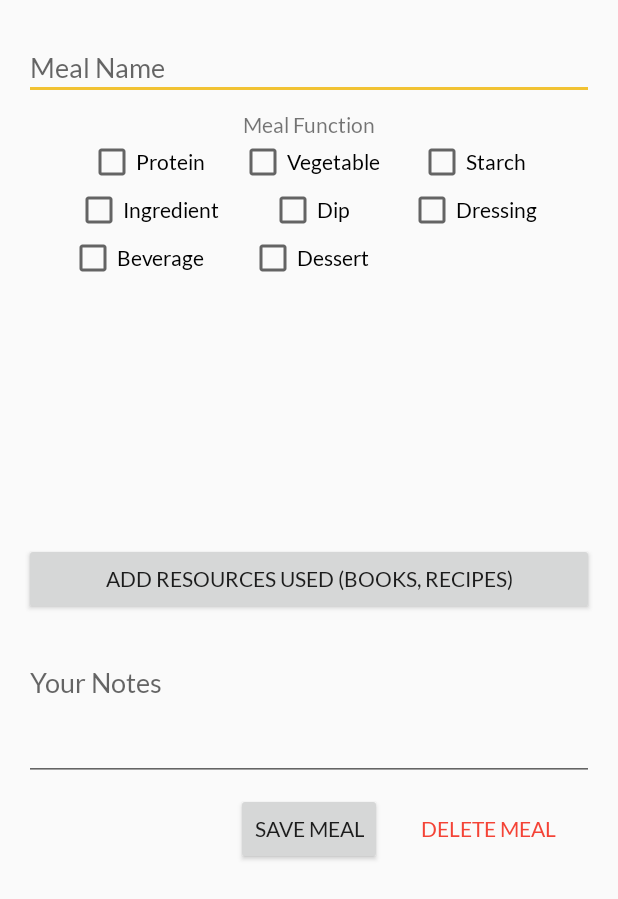
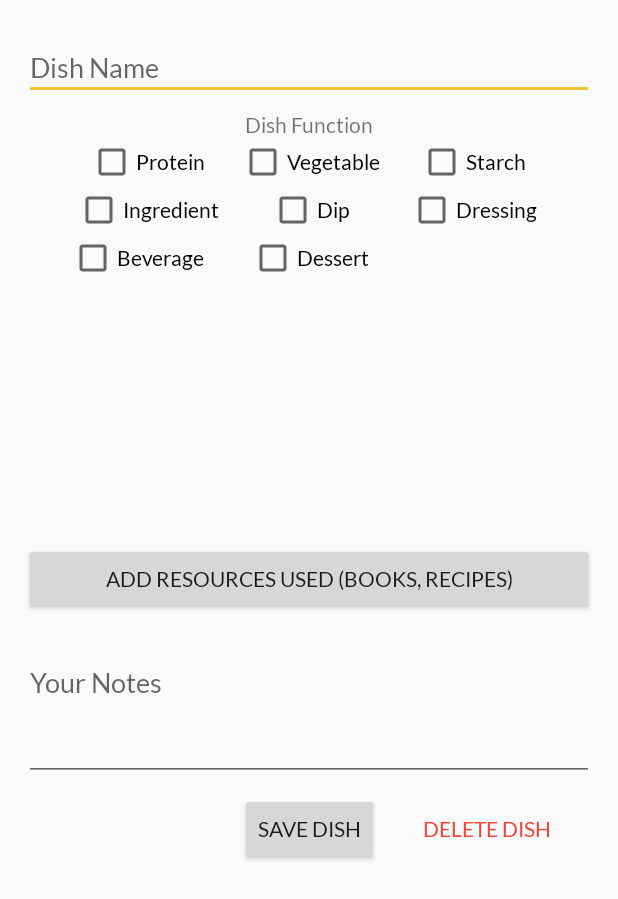
Before and after one commit to gcrosti/Brine, an Android app: the layout fragment_meal_editor.xml on its own in the app's theme, with its tools: preview values and no code run, on a phone screen of 412 x 824 dp. Shown: the top 899 px of the screen. Run offline under Robolectric (Android 15) with nearby library versions, the phone set to English and light mode, and no system bars.

Commit message:
Firebase storage fix, minor design changes

```diff
--- a/app/src/main/java/com/gdc/recipebook/database/Repository.kt
+++ b/app/src/main/java/com/gdc/recipebook/database/Repository.kt
@@ -6,6 +6,7 @@ import androidx.lifecycle.LiveData
 import androidx.lifecycle.MutableLiveData
 import com.gdc.recipebook.database.dataclasses.*
 import kotlinx.coroutines.*
+import java.util.*
 
 object Repository {
 
--- a/app/src/main/java/com/gdc/recipebook/screens/mealeditor/viewModel/MealEditorViewModel.kt
+++ b/app/src/main/java/com/gdc/recipebook/screens/mealeditor/viewModel/MealEditorViewModel.kt
@@ -168,6 +168,7 @@ class MealEditorViewModel(): ViewModel() {
     }
 
     fun onSave() {
+        mealName = mealName.capitalize()
         uiScope.launch {
 
                 val thisMeal = Meal(
--- a/app/src/main/res/layout/fragment_meal.xml
+++ b/app/src/main/res/layout/fragment_meal.xml
@@ -40,7 +40,7 @@
             <androidx.viewpager.widget.ViewPager
                 android:id="@+id/imageViewPager"
                 android:layout_width="match_parent"
-                android:layout_height="300dp"
+                android:layout_height="400dp"
                 app:layout_constraintTop_toBottomOf="@+id/recipeTitle"
                 app:layout_constraintBottom_toTopOf="@+id/recipeFunction" />
 
@@ -49,7 +49,7 @@
                 android:layout_width="match_parent"
                 android:layout_height="wrap_content"
                 android:layout_margin="@dimen/marginLarge"
-                android:text="@string/mealFunction"
+                android:text="@string/dishFunction"
                 android:textSize="18sp"
                 android:textStyle="bold"
                 app:layout_constraintEnd_toEndOf="parent"
@@ -69,7 +69,7 @@
                 app:layout_constraintStart_toStartOf="parent"
                 app:layout_constraintTop_toBottomOf="@+id/resourcesMealRecyclerView"
                 app:layout_constraintBottom_toBottomOf="parent"
-                android:layout_marginHorizontal="@dimen/marginLarge"/>
+                android:layout_margin="@dimen/marginLarge"/>
 
             <androidx.recyclerview.widget.RecyclerView
                 android:id="@+id/resourcesMealRecyclerView"
--- a/app/src/main/res/layout/fragment_meal_editor.xml
+++ b/app/src/main/res/layout/fragment_meal_editor.xml
@@ -26,7 +26,7 @@
             android:layout_width="0dp"
             android:layout_height="wrap_content"
             android:ems="10"
-            android:hint="@string/mealName"
+            android:hint="@string/dishName"
             android:inputType="textPersonName"
             app:layout_constraintEnd_toEndOf="parent"
             app:layout_constraintStart_toStartOf="parent"
@@ -41,7 +41,7 @@
             android:layout_width="wrap_content"
             android:layout_height="wrap_content"
             android:layout_marginVertical="8dp"
-            android:text="@string/functionTitleNewMeal"
+            android:text="@string/functionTitleNewDish"
             app:layout_constraintEnd_toEndOf="parent"
             app:layout_constraintStart_toStartOf="parent"
             app:layout_constraintTop_toBottomOf="@+id/editName" />
@@ -142,7 +142,7 @@
             android:autofillHints=""
             android:ems="10"
             android:gravity="start|top"
-            android:hint="@string/mealResources"
+            android:hint="@string/dishResources"
             android:inputType="textMultiLine"
             android:lines="@integer/notesLines"
             android:text="@{mealEditorViewModel.mealNotes}"
@@ -155,7 +155,7 @@
             android:id="@+id/saveRecipeButton"
             android:layout_width="wrap_content"
             android:layout_height="wrap_content"
-            android:text="@string/saveMeal"
+            android:text="@string/saveDish"
             app:layout_constraintBottom_toBottomOf="parent"
             app:layout_constraintEnd_toEndOf="parent"
             app:layout_constraintStart_toStartOf="parent"
@@ -168,7 +168,7 @@
             android:layout_width="wrap_content"
             android:layout_height="wrap_content"
             android:background="#00FFFFFF"
-            android:text="@string/deleteMeal"
+            android:text="@string/deleteDish"
             android:textColor="@color/deleteColor"
             app:layout_constraintBottom_toBottomOf="parent"
             app:layout_constraintEnd_toEndOf="parent"
--- a/app/src/main/res/layout/fragment_welcome.xml
+++ b/app/src/main/res/layout/fragment_welcome.xml
@@ -31,7 +31,7 @@
         android:id="@+id/welcomeButton"
         android:layout_width="wrap_content"
         android:layout_height="wrap_content"
-        android:text="@string/saveFirstMeal"
+        android:text="@string/saveFirstDish"
         app:layout_constraintEnd_toEndOf="parent"
         app:layout_constraintStart_toStartOf="parent"
         app:layout_constraintTop_toBottomOf="@+id/welcomeText"
--- a/app/src/main/res/layout/view_newmeal_dialog.xml
+++ b/app/src/main/res/layout/view_newmeal_dialog.xml
@@ -3,7 +3,7 @@
     xmlns:app="http://schemas.android.com/apk/res-auto"
     android:layout_width="match_parent"
     android:layout_height="match_parent"
-    android:layout_margin="3dp">
+    android:layout_margin="@dimen/marginSmall">
 
     <EditText
         android:id="@+id/recipeNameEditor"
@@ -11,7 +11,7 @@
         android:layout_height="wrap_content"
         android:autofillHints=""
         android:ems="10"
-        android:hint="@string/mealName"
+        android:hint="@string/dishName"
         android:inputType="textPersonName"
         app:layout_constraintBottom_toBottomOf="parent"
         app:layout_constraintEnd_toEndOf="parent"
@@ -23,7 +23,7 @@
         android:layout_width="wrap_content"
         android:layout_height="wrap_content"
         android:layout_weight="1"
-        android:text="@string/saveMeal"
+        android:text="@string/createDish"
         app:layout_constraintEnd_toEndOf="parent"
         app:layout_constraintStart_toStartOf="parent"
         app:layout_constraintTop_toBottomOf="@+id/recipeNameEditor" />
--- a/app/src/main/res/values/strings.xml
+++ b/app/src/main/res/values/strings.xml
@@ -1,16 +1,14 @@
 <resources>
     <string name="app_name">Brine</string>
-
-    <!-- TODO: Remove or change this placeholder text -->
     <string name="hello_blank_fragment">Hello blank fragment</string>
-    <string name="mealName">Meal Name</string>
-    <string name="mealFunction">Meal Function</string>
-    <string name="mealTitle">Meal Title</string>
-    <string name="mealResources">Your Notes</string>
-    <string name="functionTitleNewMeal">Meal Function</string>
-    <string name="newMealNameHint">Meal Name</string>
-    <string name="createMeal">Create Meal</string>
-    <string name="saveMeal">Save Meal</string>
+    <string name="dishName">Dish Name</string>
+    <string name="dishFunction">Dish Function</string>
+    <string name="dishTitle">Dish Title</string>
+    <string name="dishResources">Your Notes</string>
+    <string name="functionTitleNewDish">Dish Function</string>
+    <string name="newDishNameHint">Dish Name</string>
+    <string name="createDish">Create Dish</string>
+    <string name="saveDish">Save Dish</string>
     <string name="Protein">Protein</string>
     <string name="Vegetable">Vegetable</string>
     <string name="Starch">Starch</string>
@@ -19,16 +17,16 @@
     <string name="Dressing">Dressing</string>
     <string name="Beverage">Beverage</string>
     <string name="Dessert">Dessert</string>
-    <string name="deleteMeal">Delete Meal</string>
+    <string name="deleteDish">Delete Dish</string>
     <string name="welcomeMessage">Welcome! Brine is a ledger of your favorite food creations.</string>
-    <string name="saveFirstMeal">Save Your First Meal</string>
+    <string name="saveFirstDish">Save Your First Dish</string>
     <string name="pickImage">Add Photo</string>
     <string name="imageURL">Image URL</string>
     <string name="addResource">Add Resources Used (Books, Recipes)</string>
     <string name="delete">Delete</string>
     <string name="testURL">https://www.gimmesomeoven.com/homemade-pasta/</string>
-    <string name="defaultNotes">This meal has no notes.</string>
+    <string name="defaultNotes">This dish has no notes.</string>
     <string name="remove">Remove</string>
-    <string name="meal_images">Meal Images</string>
+    <string name="dish_images">Dish Images</string>
     <string name="add_images">Add Images</string>
 </resources>
```
Also changed, not shown: app/src/main/java/com/gdc/recipebook/database/FirebaseDataManager.kt (+9 -9 lines), app/src/main/java/com/gdc/recipebook/screens/meal/MealViewModel.kt (+1 -6 lines).
